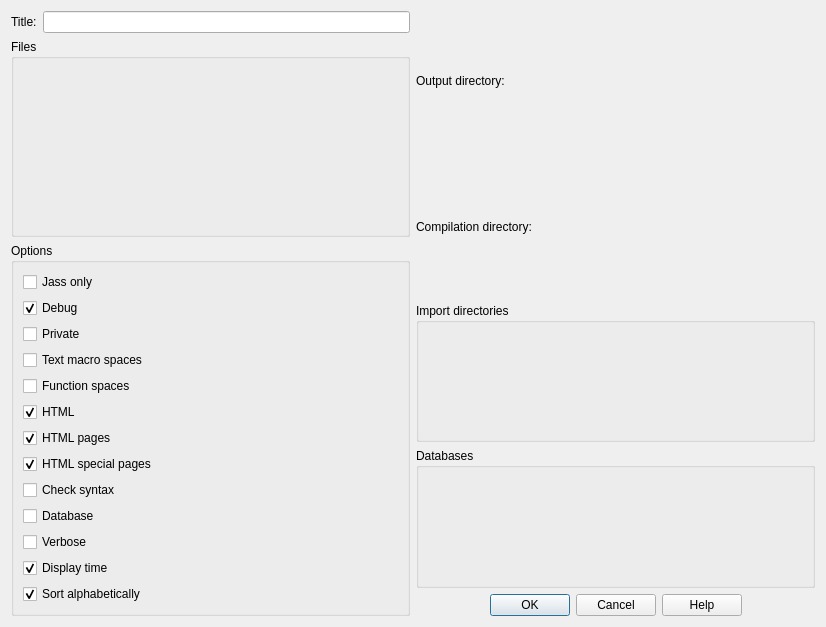
Qt form vjassdoc/src/gui/ui/widget.ui (xiangzhai/vjasssdk) before a commit.
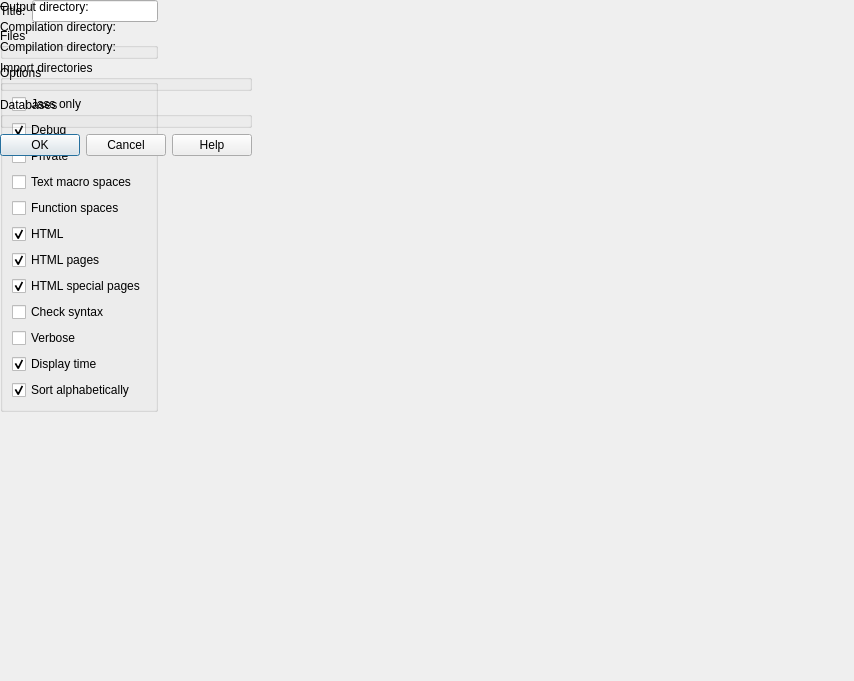
The same form after that commit. Custom widgets are drawn as their Qt base class.

```diff
--- a/vjassdoc/src/gui/ui/widget.ui
+++ b/vjassdoc/src/gui/ui/widget.ui
@@ -7,15 +7,14 @@
    <rect>
     <x>0</x>
     <y>0</y>
-    <width>826</width>
-    <height>627</height>
+    <width>854</width>
+    <height>681</height>
    </rect>
   </property>
   <property name="windowTitle">
    <string>vjassdocgui</string>
   </property>
-  <layout class="QGridLayout" name="gridLayout_2">
-   <item row="0" column="0">
+  <widget class="QWidget" name="">
     <layout class="QVBoxLayout" name="verticalLayout_2">
      <item>
       <layout class="QHBoxLayout" name="horizontalLayout_3">
@@ -119,14 +118,14 @@
           </property>
          </widget>
         </item>
-        <item row="10" column="0">
+       <item row="9" column="0">
          <widget class="QCheckBox" name="optionVerboseCheckBox">
           <property name="text">
            <string>Verbose</string>
           </property>
          </widget>
         </item>
-        <item row="11" column="0">
+       <item row="10" column="0">
          <widget class="QCheckBox" name="optionTimeCheckBox">
           <property name="text">
            <string>Display time</string>
@@ -136,7 +135,7 @@
           </property>
          </widget>
         </item>
-        <item row="12" column="0">
+       <item row="11" column="0">
          <widget class="QCheckBox" name="optionAlphabeticalCheckBox">
           <property name="text">
            <string>Sort alphabetically</string>
@@ -146,19 +145,12 @@
           </property>
          </widget>
         </item>
-        <item row="9" column="0">
-         <widget class="QCheckBox" name="optionDatabaseCheckBox">
-          <property name="text">
-           <string>Database</string>
-          </property>
-         </widget>
-        </item>
        </layout>
       </widget>
      </item>
     </layout>
-   </item>
-   <item row="0" column="1">
+  </widget>
+  <widget class="QWidget" name="">
     <layout class="QVBoxLayout" name="verticalLayout">
      <item>
       <layout class="QHBoxLayout" name="horizontalLayout">
@@ -188,6 +180,20 @@
        </item>
       </layout>
      </item>
+    <item>
+     <layout class="QHBoxLayout" name="horizontalLayout_4">
+      <item>
+       <widget class="QLabel" name="databaseDirectoryLabel">
+        <property name="text">
+         <string>Compilation directory:</string>
+        </property>
+       </widget>
+      </item>
+      <item>
+       <widget class="KUrlRequester" name="databaseDirectoryUrlRequester"/>
+      </item>
+     </layout>
+    </item>
      <item>
       <widget class="KEditListBox" name="importDirectoriesEditListBox">
        <property name="title">
@@ -213,30 +219,29 @@
       </widget>
      </item>
     </layout>
-   </item>
-  </layout>
+  </widget>
  </widget>
  <customwidgets>
   <customwidget>
-   <class>KDialogButtonBox</class>
-   <extends>QDialogButtonBox</extends>
-   <header>kdialogbuttonbox.h</header>
+   <class>KUrlRequester</class>
+   <extends>QFrame</extends>
+   <header>kurlrequester.h</header>
   </customwidget>
   <customwidget>
    <class>KEditListBox</class>
    <extends>QGroupBox</extends>
    <header>keditlistbox.h</header>
   </customwidget>
+  <customwidget>
+   <class>KDialogButtonBox</class>
+   <extends>QDialogButtonBox</extends>
+   <header>kdialogbuttonbox.h</header>
+  </customwidget>
   <customwidget>
    <class>KLineEdit</class>
    <extends>QLineEdit</extends>
    <header>klineedit.h</header>
   </customwidget>
-  <customwidget>
-   <class>KUrlRequester</class>
-   <extends>QFrame</extends>
-   <header>kurlrequester.h</header>
-  </customwidget>
  </customwidgets>
  <resources/>
  <connections/>
```
Lines whose indentation alone changed are shown as unchanged.
